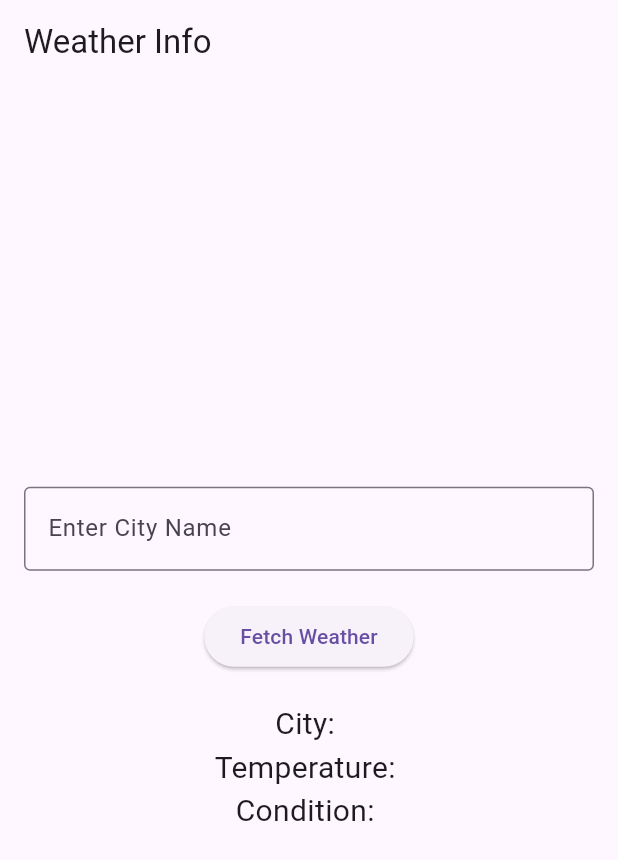
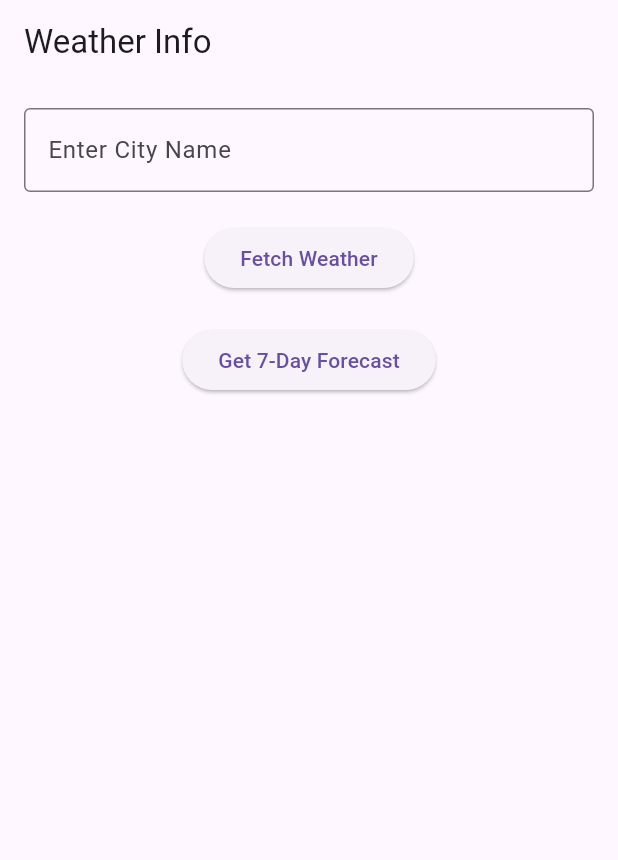
Before and after one commit to sricharan8462/weather_app, a Flutter app: the screen it shows after launch, on a phone screen of 412 x 824 dp. Shown: the top 860 px of the screen. Run offline on Flutter 3.47's test engine with Material 3 defaults, Android fonts, the phone set to English and light mode, and no system bars.

Commit message:
7 day forecast

```diff
--- a/lib/main.dart
+++ b/lib/main.dart
@@ -32,7 +32,9 @@ class _WeatherHomePageState extends State<WeatherHomePage> {
   String _city = "";
   String _temperature = "";
   String _condition = "";
+  List<String> _weeklyForecast = [];
 
+  /// Function to fetch simulated weather data for the entered city
   void fetchWeather() {
     final Random random = Random();
     int temp = 15 + random.nextInt(16); // Random temperature between 15-30°C
@@ -43,6 +45,22 @@ class _WeatherHomePageState extends State<WeatherHomePage> {
       _city = _cityController.text;
       _temperature = "$temp°C";
       _condition = condition;
+      _weeklyForecast =
+          []; // Reset weekly forecast when fetching current weather
+    });
+  }
+
+  /// Function to fetch a 7-day simulated weather forecast
+  void fetchWeeklyForecast() {
+    final Random random = Random();
+    List<String> conditions = ["Sunny", "Cloudy", "Rainy"];
+
+    setState(() {
+      _weeklyForecast = List.generate(7, (index) {
+        int temp = 15 + random.nextInt(16);
+        String condition = conditions[random.nextInt(conditions.length)];
+        return "Day ${index + 1}: $temp°C, $condition";
+      });
     });
   }
 
@@ -53,7 +71,8 @@ class _WeatherHomePageState extends State<WeatherHomePage> {
       body: Padding(
         padding: const EdgeInsets.all(16.0),
         child: Column(
-          mainAxisAlignment: MainAxisAlignment.center,
+          mainAxisAlignment: MainAxisAlignment.start,
+          crossAxisAlignment: CrossAxisAlignment.center,
           children: [
             TextField(
               controller: _cityController,
@@ -68,9 +87,27 @@ class _WeatherHomePageState extends State<WeatherHomePage> {
               child: const Text("Fetch Weather"),
             ),
             const SizedBox(height: 20),
-            Text("City: $_city", style: const TextStyle(fontSize: 20)),
-            Text("Temperature: $_temperature", style: const TextStyle(fontSize: 20)),
-            Text("Condition: $_condition", style: const TextStyle(fontSize: 20)),
+            if (_city.isNotEmpty) ...[
+              Text("City: $_city",
+                  style: const TextStyle(
+                      fontSize: 20, fontWeight: FontWeight.bold)),
+              Text("Temperature: $_temperature",
+                  style: const TextStyle(fontSize: 18)),
+              Text("Condition: $_condition",
+                  style: const TextStyle(fontSize: 18)),
+              const SizedBox(height: 20),
+            ],
+            ElevatedButton(
+              onPressed: fetchWeeklyForecast,
+              child: const Text("Get 7-Day Forecast"),
+            ),
+            const SizedBox(height: 20),
+            if (_weeklyForecast.isNotEmpty) ...[
+              const Text("7-Day Forecast:",
+                  style: TextStyle(fontSize: 20, fontWeight: FontWeight.bold)),
+              ..._weeklyForecast.map((dayForecast) =>
+                  Text(dayForecast, style: const TextStyle(fontSize: 16))),
+            ],
           ],
         ),
       ),
```
